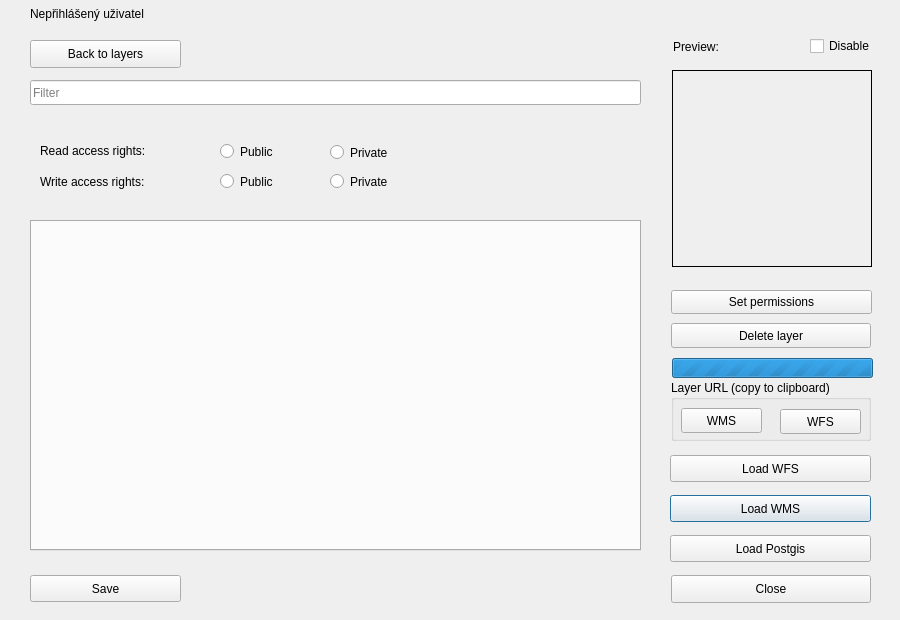
Qt form dlg_addLayer.ui (LESPROJEKT/qgis-layman-plugin) before a commit.
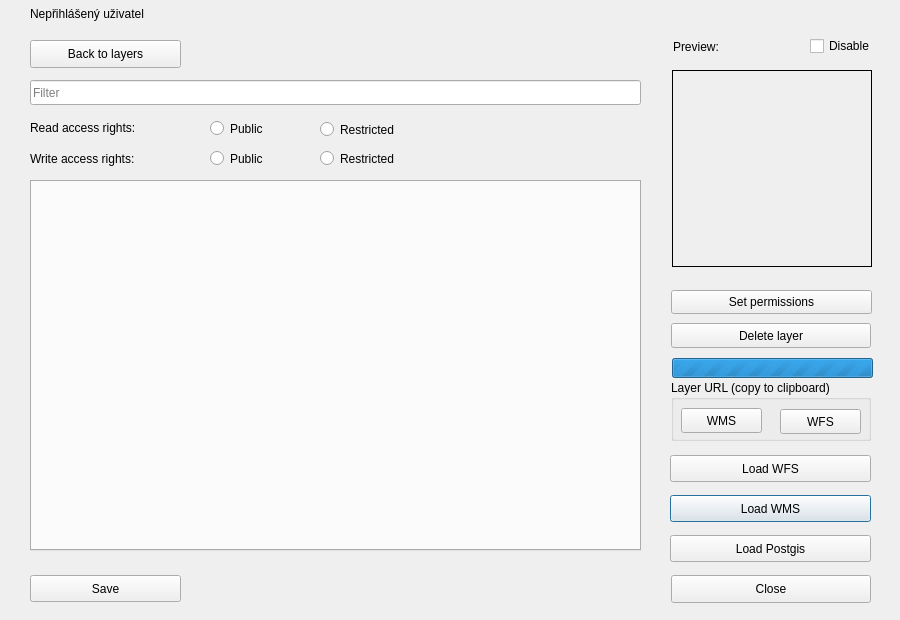
The same form after that commit. The open tabs and pages were chosen to show the change. Icons and pictures are not drawn. Custom widgets are drawn as their Qt base class.

Commit message: update UI, translatios, filter bug

Patch:
```diff
--- a/dlg_addLayer.ui
+++ b/dlg_addLayer.ui
@@ -316,9 +316,9 @@
      <property name="geometry">
       <rect>
        <x>10</x>
-       <y>190</y>
+       <y>150</y>
        <width>611</width>
-       <height>331</height>
+       <height>371</height>
       </rect>
      </property>
      <property name="currentIndex">
@@ -361,8 +361,8 @@
     <widget class="QRadioButton" name="radioButton_writePublic">
      <property name="geometry">
       <rect>
-       <x>200</x>
-       <y>140</y>
+       <x>190</x>
+       <y>117</y>
        <width>111</width>
        <height>23</height>
       </rect>
@@ -374,8 +374,8 @@
     <widget class="QLabel" name="label_6">
      <property name="geometry">
       <rect>
-       <x>20</x>
-       <y>143</y>
+       <x>10</x>
+       <y>120</y>
        <width>141</width>
        <height>17</height>
       </rect>
@@ -390,8 +390,8 @@
     <widget class="QLabel" name="label_5">
      <property name="geometry">
       <rect>
-       <x>20</x>
-       <y>112</y>
+       <x>10</x>
+       <y>89</y>
        <width>141</width>
        <height>17</height>
       </rect>
@@ -406,21 +406,21 @@
     <widget class="QRadioButton" name="radioButton_readPrivate">
      <property name="geometry">
       <rect>
-       <x>310</x>
-       <y>111</y>
+       <x>300</x>
+       <y>88</y>
        <width>111</width>
        <height>23</height>
       </rect>
      </property>
      <property name="text">
-      <string>Private</string>
+      <string>Restricted</string>
      </property>
     </widget>
     <widget class="QRadioButton" name="radioButton_readPublic">
      <property name="geometry">
       <rect>
-       <x>200</x>
-       <y>110</y>
+       <x>190</x>
+       <y>87</y>
        <width>111</width>
        <height>23</height>
       </rect>
@@ -432,14 +432,14 @@
     <widget class="QRadioButton" name="radioButton_writePrivate">
      <property name="geometry">
       <rect>
-       <x>310</x>
-       <y>140</y>
+       <x>300</x>
+       <y>117</y>
        <width>111</width>
        <height>23</height>
       </rect>
      </property>
      <property name="text">
-      <string>Private</string>
+      <string>Restricted</string>
      </property>
     </widget>
    </widget>
```
The commit also changes 4 other files.
